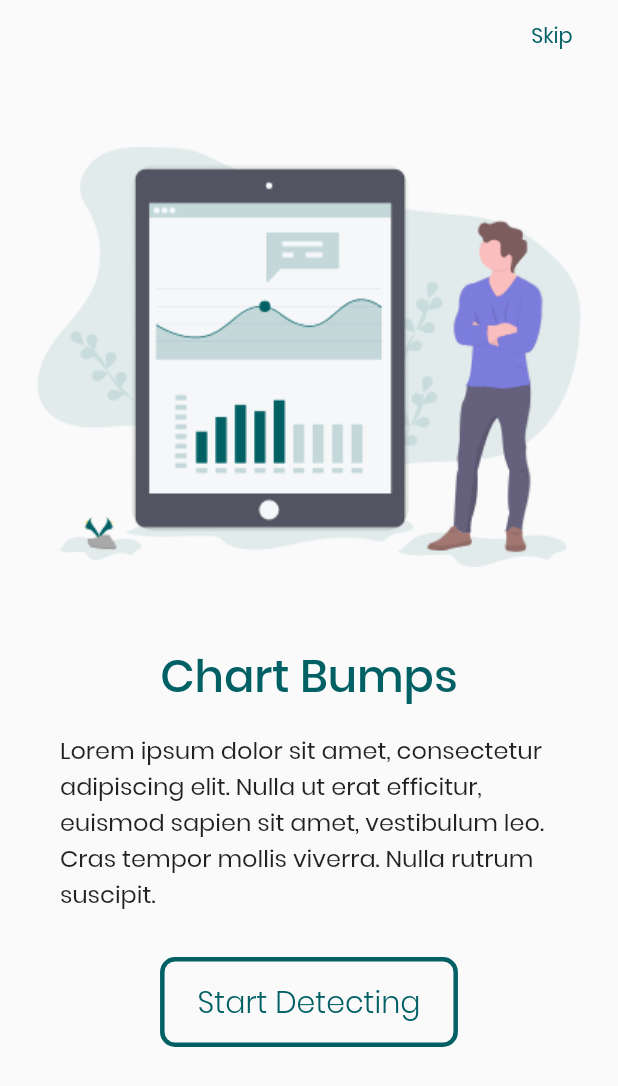
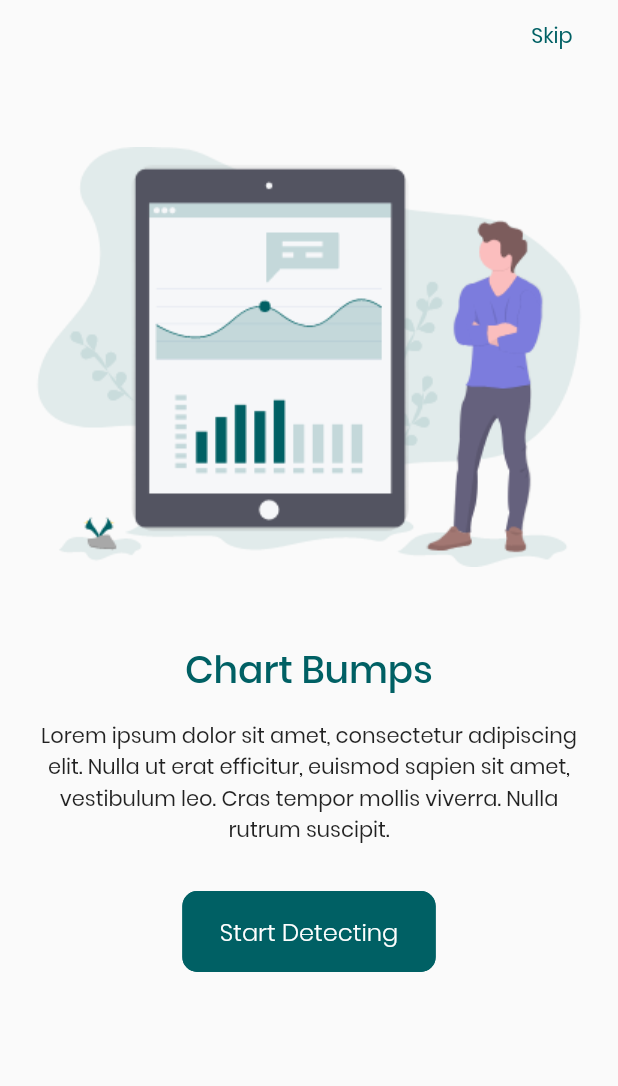
Before and after one commit to dajuancancode/Bump.ai_Frontend, a Flutter app: the IntroScreen2 screen opened directly, after a tap on "Next", on a phone screen of 412 x 824 dp. Shown: the top 1086 px of the screen. Run offline on Flutter 3.47's test engine with Material 2 defaults, Android fonts, the phone set to English and light mode, and no system bars; our stand-ins replace camera.

Commit message:
Made small changes to text stylin on intro screen, and changed the borders on two buttons

```diff
--- a/lib/screens/IntroScreen2.dart
+++ b/lib/screens/IntroScreen2.dart
@@ -45,20 +45,19 @@ class IntroScreen2 extends StatelessWidget {
                   color: const Color(0xFF006064),
                   fontFamily: "Poppins",
                   fontWeight: FontWeight.w500,
-                  fontSize: 30.0,
+                  fontSize: 25.0,
                 ),
               ),
               SizedBox(height: 15),
               Padding(
-                padding: const EdgeInsets.symmetric(horizontal: 40.0),
-                child: Center(
-                  child: Text(
-                    "Lorem ipsum dolor sit amet, consectetur adipiscing elit. Nulla ut erat efficitur, euismod sapien sit amet, vestibulum leo. Cras tempor mollis viverra. Nulla rutrum suscipit. ",
-                    style: TextStyle(
-                      fontFamily: "Poppins",
-                      fontSize: 16.0,
-                      fontWeight: FontWeight.w400,
-                    ),
+                padding: const EdgeInsets.symmetric(horizontal: 20.0),
+                child: Text(
+                  "Lorem ipsum dolor sit amet, consectetur adipiscing elit. Nulla ut erat efficitur, euismod sapien sit amet, vestibulum leo. Cras tempor mollis viverra. Nulla rutrum suscipit. ",
+                  textAlign: TextAlign.center,
+                  style: TextStyle(
+                    fontFamily: "Poppins",
+                    fontSize: 14.0,
+                    fontWeight: FontWeight.w400,
                   ),
                 ),
               )
--- a/lib/screens/IntroScreen3.dart
+++ b/lib/screens/IntroScreen3.dart
@@ -43,18 +43,19 @@ class IntroScreen3 extends StatelessWidget {
                   color: const Color(0xFF006064),
                   fontFamily: "Poppins",
                   fontWeight: FontWeight.w500,
-                  fontSize: 30.0,
+                  fontSize: 25.0,
                 ),
               ),
               SizedBox(height: 15),
               Padding(
-                padding: const EdgeInsets.symmetric(horizontal: 40.0),
+                padding: const EdgeInsets.symmetric(horizontal: 20.0),
                 child: Center(
                   child: Text(
                     "Lorem ipsum dolor sit amet, consectetur adipiscing elit. Nulla ut erat efficitur, euismod sapien sit amet, vestibulum leo. Cras tempor mollis viverra. Nulla rutrum suscipit. ",
+                    textAlign: TextAlign.center,
                     style: TextStyle(
                       fontFamily: "Poppins",
-                      fontSize: 16.0,
+                      fontSize: 14.0,
                       fontWeight: FontWeight.w400,
                     ),
                   ),
@@ -69,6 +70,7 @@ class IntroScreen3 extends StatelessWidget {
             children: <Widget>[
               FlatButton(
               onPressed: () {},
+              color: const Color(0xFF006064),
               padding: EdgeInsets.symmetric(horizontal: 25.0, vertical: 15.0),
               shape: RoundedRectangleBorder(
                 borderRadius: new BorderRadius.circular(10.0),
@@ -80,10 +82,10 @@ class IntroScreen3 extends StatelessWidget {
               child: Text(
                 "Start Detecting",
                 style: TextStyle(
-                  color: const Color(0xFF006064),
+                  color: Colors.white,
                   fontWeight: FontWeight.w300,
                   fontFamily: "Poppins",
-                  fontSize: 20.0,
+                  fontSize: 16.0,
                 ),
               ),
             ),
--- a/lib/screens/Splash.dart
+++ b/lib/screens/Splash.dart
@@ -41,7 +41,10 @@ class Splash extends StatelessWidget {
               padding: EdgeInsets.symmetric(horizontal: 25.0, vertical: 15.0),
               shape: RoundedRectangleBorder(
                 borderRadius: new BorderRadius.circular(10.0),
-                side: BorderSide(color: Colors.black),
+                side: BorderSide(
+                  color: Colors.black,
+                  width: 3.0,
+                ),
               ),
               child: Text(
                 "Get Started",
```
Also changed, not shown: lib/screens/IntroScreen1.dart (+4 -3 lines).
